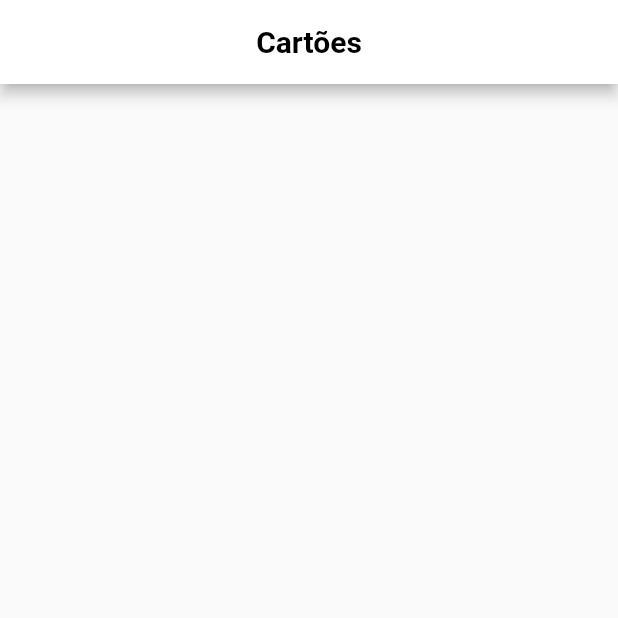
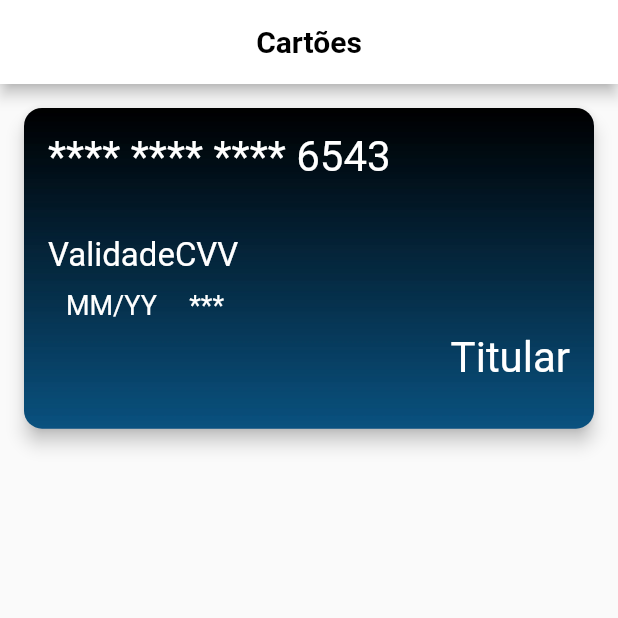
Before and after one commit to JoaoNery89/payment_card, a Flutter app: the screen it shows after launch, on a phone screen of 412 x 824 dp, the top half of it. Run offline on Flutter 3.47's test engine with Material 2 defaults, Android fonts, the phone set to English and light mode, and no system bars.

Commit message:
add BG and user info

```diff
--- a/lib/myCard.dart
+++ b/lib/myCard.dart
@@ -13,18 +13,118 @@ class _MyCardState extends State<MyCard> {
 
   @override
   Widget build(BuildContext context) {
+    final bottom = MediaQuery.of(context).viewInsets.bottom;
     return Scaffold(
+      resizeToAvoidBottomPadding: false,
+      resizeToAvoidBottomInset: false,
       appBar: AppBar(
         title: Text(widget.title, style: TextStyle(color: Colors.black, fontWeight: FontWeight.bold),),
         centerTitle: true,
         backgroundColor: Colors.white,
       ),
-      body: Center(
-        child: Column(
-          mainAxisAlignment: MainAxisAlignment.center,
-          children: <Widget>[
-
-          ],
+      body: SingleChildScrollView(
+        padding: EdgeInsets.only(bottom: bottom),
+        reverse: true,
+        child: SafeArea(
+          child: Padding(
+            padding: const EdgeInsets.fromLTRB(12.0,12.0,12.0,0),
+            child: Column(
+              children: [
+                Card(
+                  child: Stack(
+                    children: <Widget>[
+                      Image.asset('assets/cardBg.png',fit: BoxFit.cover,),
+                      Padding(
+                        padding: const EdgeInsets.symmetric(horizontal: 16),
+                        child: Column(
+                          mainAxisAlignment: MainAxisAlignment.center,
+                          crossAxisAlignment: CrossAxisAlignment.stretch,
+                          children: <Widget>[
+                            Padding(
+                              padding: const EdgeInsets.symmetric(vertical:16.0),
+                              child: Text(
+                                "**** **** **** 6543",
+                                style: TextStyle(
+                                  fontSize: 28.0,
+                                  color: Colors.white
+                                ),
+                              ),
+                            ),
+                            SizedBox(
+                              height: 20.0,
+                            ),
+                            Row(
+                              children: <Widget>[
+                                Column(
+                                  children: <Widget>[
+                                    Text(
+                                      "Validade",
+                                      style: TextStyle(
+                                        color: Colors.white,
+                                        fontSize: 22.0
+                                      ),
+                                    ),
+                                    SizedBox(
+                                      height: 10.0,
+                                    ),
+                                    Text(
+                                      "MM/YY",
+                                      style: TextStyle(
+                                        color: Colors.white,
+                                        fontSize: 18.0,
+                                      ),
+                                    )
+                                  ],
+                                ),
+                                Column(
+                                  children: <Widget>[
+                                    Text(
+                                      "CVV",
+                                      style: TextStyle(
+                                          color: Colors.white,
+                                          fontSize: 22.0
+                                      ),
+                                    ),
+                                    SizedBox(
+                                      height: 10.0,
+                                    ),
+                                    Text(
+                                      "***",
+                                      style: TextStyle(
+                                        color: Colors.white,
+                                        fontSize: 18.0,
+                                      ),
+                                    )
+                                  ],
+                                )
+                              ],
+                            ),
+                            SizedBox(
+                              height: 8.0,
+                            ),
+                            Text(
+                              "Titular",
+                              style: TextStyle(
+                                color: Colors.white,
+                                fontSize: 28.0
+                              ),
+                              textAlign: TextAlign.end,
+                            ),
+                          ],
+                        ),
+                      ),
+                    ],
+                  ),
+                  elevation: 5.0,
+                  clipBehavior: Clip.antiAliasWithSaveLayer,
+                  semanticContainer: true,
+                  shape: RoundedRectangleBorder(
+                    borderRadius: BorderRadius.circular(12.0)
+                  ),
+                ),
+              ],
+            ),
+          )
         ),
       ),
     );
--- a/pubspec.yaml
+++ b/pubspec.yaml
@@ -21,9 +21,8 @@ flutter:
 
   uses-material-design: true
 
-  # To add assets to your application, add an assets section, like this:
-  # assets:
-  #   - images/a_dot_burr.jpeg
+  assets:
+    - assets/
   #   - images/a_dot_ham.jpeg
 
   # fonts:
```
Also changed, not shown: assets/card.png (added), assets/cardBg.png (added).
